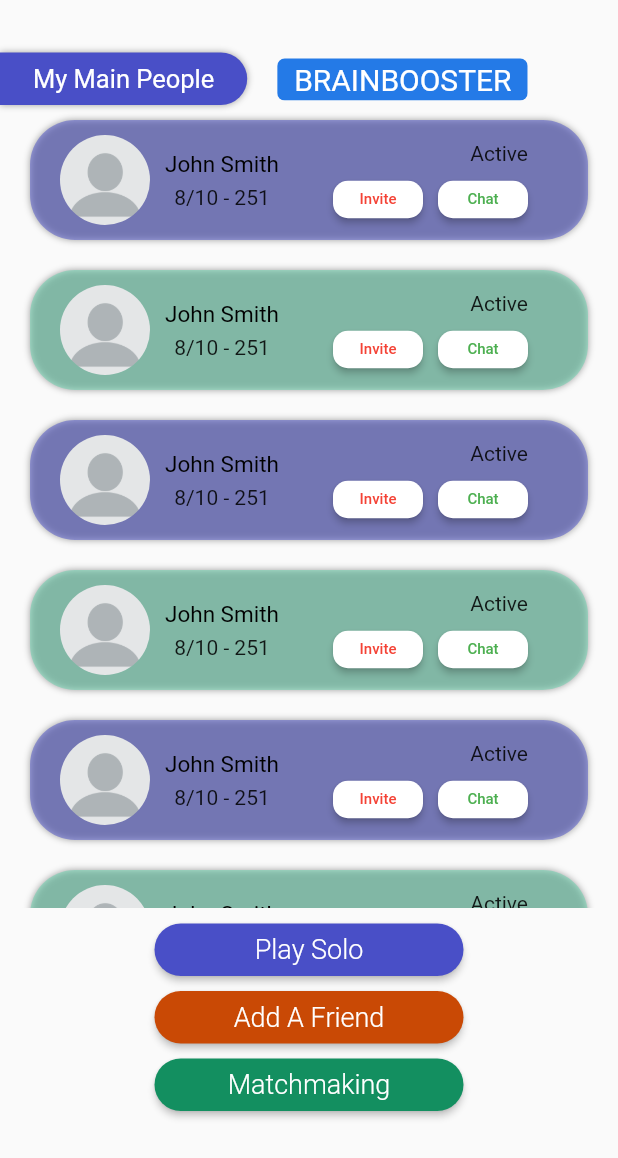
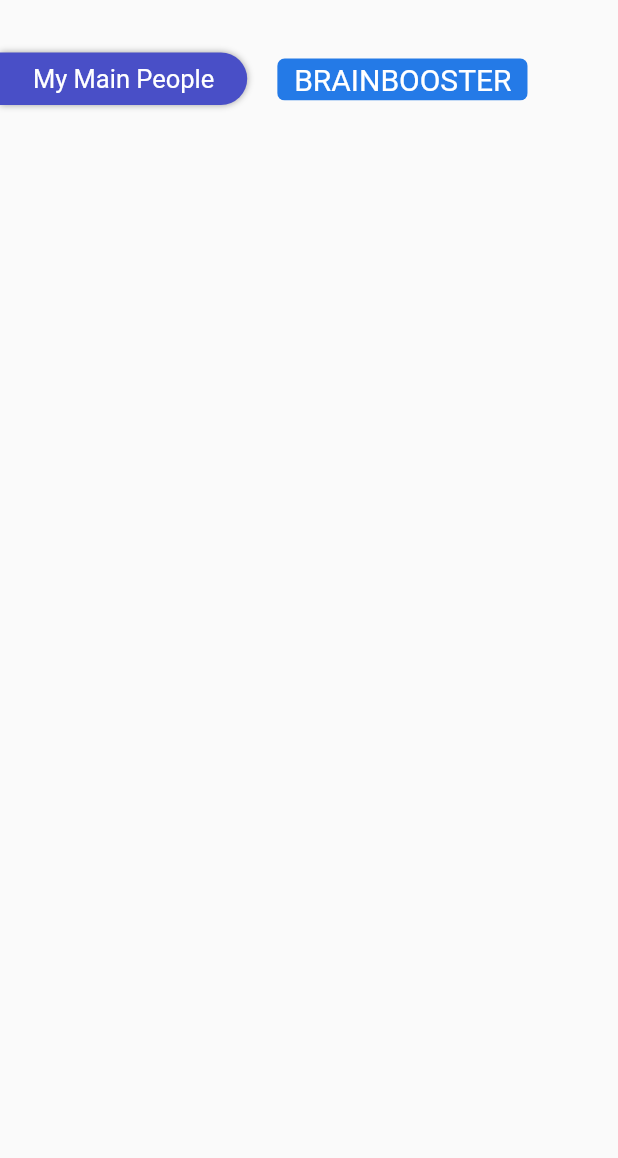
Before and after one commit to inzmam617/BrainBoosters, a Flutter app: the MainPeoplePage screen opened directly, after a tap on "Add A Friend", on a phone screen of 412 x 824 dp. Shown: the top 1158 px of the screen. Run offline on Flutter 3.47's test engine with Material 2 defaults, Android fonts, the phone set to English and light mode, and no system bars; our stand-ins replace animated_text_kit, flutter_rating_bar, flutter_svg, get.

Commit message:
Making New Changes

```diff
--- /dev/null
+++ b/lib/AddNewFriend/AddFriend.dart
@@ -0,0 +1,58 @@
+import 'package:flutter/material.dart';
+import 'package:flutter_svg/svg.dart';
+
+
+class AddFriendScreen extends StatefulWidget {
+  const AddFriendScreen({Key? key}) : super(key: key);
+
+  @override
+  State<AddFriendScreen> createState() => _AddFriendScreenState();
+}
+
+class _AddFriendScreenState extends State<AddFriendScreen> {
+  @override
+  Widget build(BuildContext context) {
+    return Scaffold(
+      body: Column(
+        children: [
+          const SizedBox(
+            height: 35,
+          ),
+          Row(
+            children: [
+              Align(
+                alignment: Alignment.topLeft,
+                child: Container(
+                  width: MediaQuery.of(context).size.width * 0.4,
+                  height: 35,
+                  decoration: const BoxDecoration(
+                      boxShadow: [
+                        BoxShadow(color: Colors.grey, blurRadius: 3.5)
+                      ],
+                      borderRadius: BorderRadius.only(
+                          topRight: Radius.circular(20),
+                          bottomRight: Radius.circular(20)),
+                      color: Color(0xff494FC7)),
+                  child: const Center(
+                      child: Text(
+                        "My Main People",
+                        style: TextStyle(color: Colors.white, fontSize: 17),
+                        textAlign: TextAlign.center,
+                      )),
+                ),
+              ),
+              const SizedBox(
+                width: 20,
+              ),
+              SvgPicture.asset("assets/logo.svg",fit: BoxFit.scaleDown,),
+              const SizedBox(
+                width: 10,
+              ),
+            ],
+          ),
+
+        ],
+      ),
+    );
+  }
+}
--- a/lib/BottomBar/AllPages/MainPeoplePage.dart
+++ b/lib/BottomBar/AllPages/MainPeoplePage.dart
@@ -1,6 +1,8 @@
 import 'package:flutter/material.dart';
 import 'package:flutter_svg/svg.dart';
 import 'package:get/get.dart';
+
+import '../../AddNewFriend/AddFriend.dart';
 
 class MainPeoplePage extends StatefulWidget {
   const MainPeoplePage({Key? key}) : super(key: key);
@@ -10,7 +12,7 @@ class MainPeoplePage extends StatefulWidget {
 }
 
 class _MainPeoplePageState extends State<MainPeoplePage> {
-  List<Color> itemColors = [const Color(0xff494FC7).withOpacity(0.5), const Color(0xff65D0AC).withOpacity(0.5)];
+  List<Color> itemColors = [const Color(0xffEBECF9), const Color(0xffEEFAF6)];
   @override
   Widget build(BuildContext context) {
     return Scaffold(
@@ -62,7 +64,7 @@ class _MainPeoplePageState extends State<MainPeoplePage> {
                   padding: const EdgeInsets.symmetric(horizontal: 20,vertical: 10),
                   child: Container(
                     decoration: BoxDecoration(
-                      boxShadow: const [BoxShadow(color: Colors.grey, blurRadius: 3.5)],
+                      boxShadow: const [BoxShadow(color: Colors.grey, blurRadius: 2)],
                       borderRadius: BorderRadius.circular(30),
                       color: itemColor,
                     ),
@@ -84,9 +86,9 @@ class _MainPeoplePageState extends State<MainPeoplePage> {
                           const Column(
                             mainAxisAlignment: MainAxisAlignment.center,
                             children: [
-                              Text("John Smith" ,style: TextStyle(color: Colors.black,fontSize: 15),),
+                              Text("John Smith" ,style: TextStyle(color: Colors.black,fontSize: 14),),
                               SizedBox(height: 5,),
-                              Text("8/10 - 251"),
+                              Text("8/10 - 251",style: TextStyle(color: Colors.black,fontSize: 11)),
                             ],
                           ),
                           const Spacer(),
@@ -96,7 +98,7 @@ class _MainPeoplePageState extends State<MainPeoplePage> {
                               crossAxisAlignment: CrossAxisAlignment.end,
                               mainAxisAlignment: MainAxisAlignment.center,
                               children: [
-                                const Text("Active"),
+                                const Text("Active",style: TextStyle(color: Colors.black,fontSize: 12)),
                                 const SizedBox(height: 10,),
                                 Row(
                                   children: [
@@ -189,7 +191,9 @@ class _MainPeoplePageState extends State<MainPeoplePage> {
                                     Radius.circular(20)))),
                         backgroundColor:
                         MaterialStateProperty.all(const Color(0xffC94905))),
-                    onPressed: () {},
+                    onPressed: () {
+                      Get.to(() => const AddFriendScreen());
+                    },
                     child: const Text(
                       "Add A Friend",
                       style: TextStyle(
--- a/lib/LoginScreens/LoginPage.dart
+++ b/lib/LoginScreens/LoginPage.dart
@@ -2,7 +2,6 @@ import 'package:brainboosters/ChooseCourseStudy/ChooseCourse.dart';
 import 'package:flutter/material.dart';
 import 'package:flutter_svg/flutter_svg.dart';
 import 'package:get/get.dart';
-import 'package:get/get_core/src/get_main.dart';
 
 class LoginScreen extends StatefulWidget {
   const LoginScreen({Key? key}) : super(key: key);
@@ -18,7 +17,10 @@ class _LoginScreenState extends State<LoginScreen> {
       body: Center(
         child: Column(
           children: [
-            SizedBox(height: MediaQuery.of(context).size.height / 4,),
+            const SizedBox(height: 80,),
+            SvgPicture.asset("assets/logo.svg"),
+
+            SizedBox(height: MediaQuery.of(context).size.height / 5,),
             const Text(
               "Login",
               style: TextStyle(color: Colors.black, fontSize: 28),
```
Also changed, not shown: lib/BottomBar/AllPages/HomePage.dart (+10 -7 lines), lib/ChooseCourseStudy/ChooseCourse.dart (+18 -13 lines).
